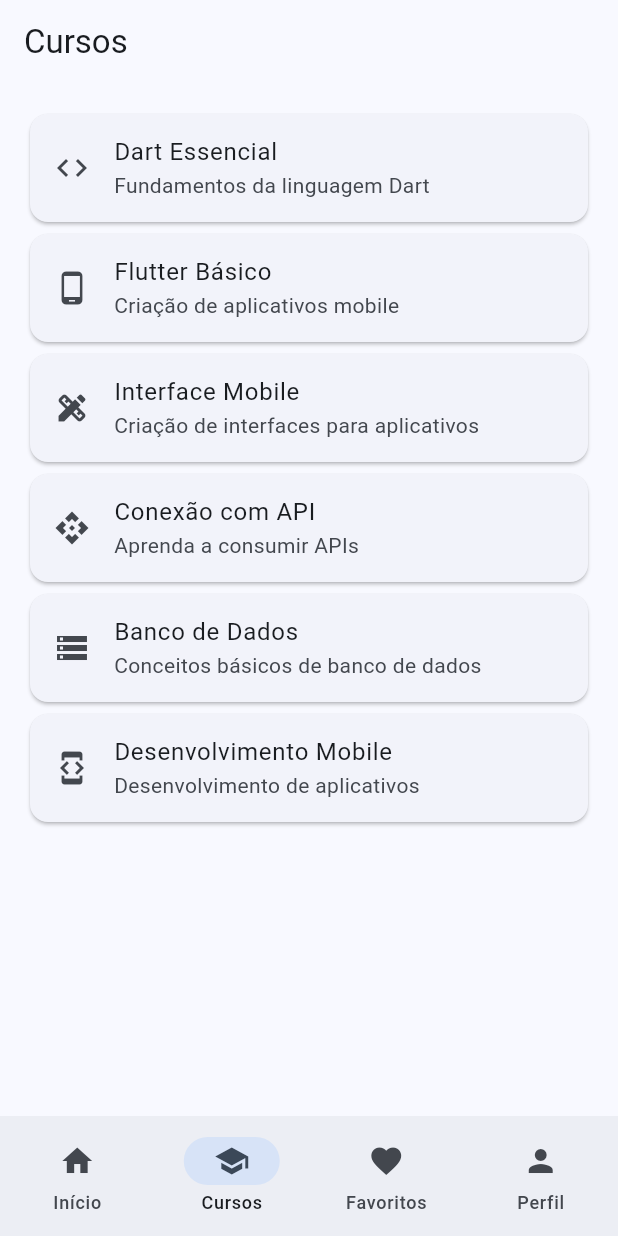
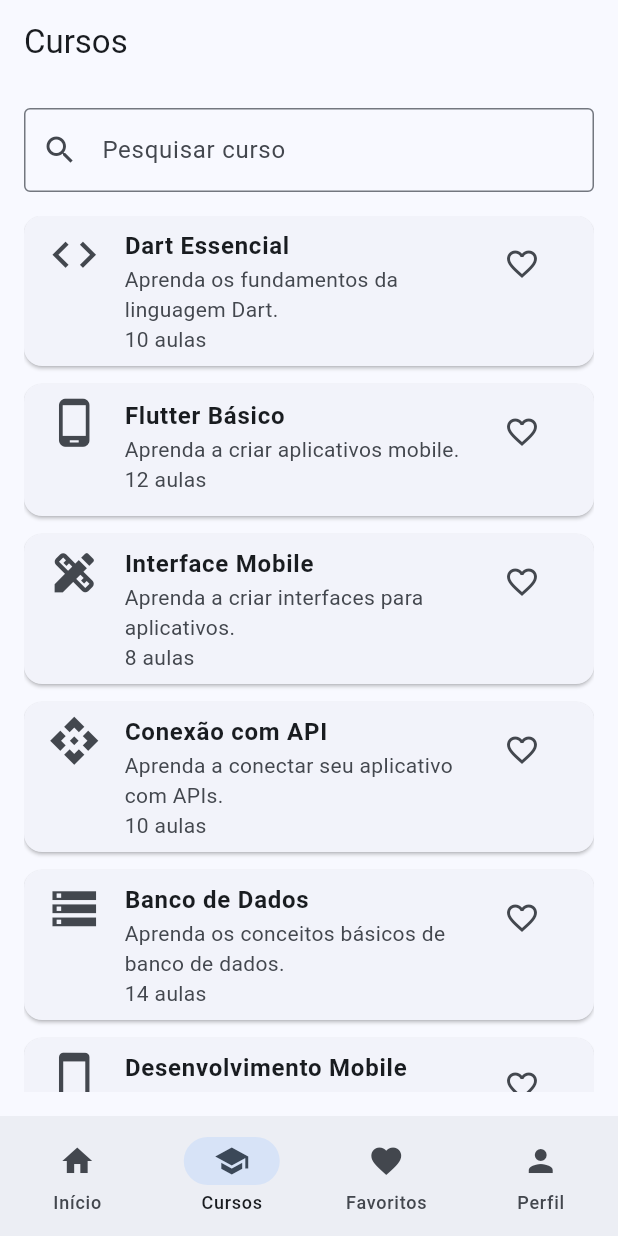
Before and after one commit to raul240/sistema_login_flutter, a Flutter app: the HomePage screen opened directly with empty values, item 2 of the bottom bar chosen, on a phone screen of 412 x 824 dp. Run offline on Flutter 3.47's test engine with Material 3 defaults, Android fonts, the light colour scheme and no system bars.

Commit message:
Atualiza projeto Atividade 06

```diff
--- a/lib/Dados_mock.dart
+++ b/lib/Dados_mock.dart
@@ -1,4 +1,61 @@
-final Map<String, String> usuariosMockados = {
-  'admin@teste.com': '123456',
-  'aluno@teste.com': '123456',
-};
+
+import 'package:flutter/material.dart';
+
+class Curso {
+  final String nome;
+  final String descricao;
+  final int quantidadeAulas;
+  final IconData icone;
+
+  Curso({
+    required this.nome,
+    required this.descricao,
+    required this.quantidadeAulas,
+    required this.icone,
+  });
+}
+
+final List<Curso> cursos = [
+  Curso(
+    nome: 'Dart Essencial',
+    descricao: 'Aprenda os fundamentos da linguagem Dart.',
+    quantidadeAulas: 10,
+    icone: Icons.code,
+  ),
+  Curso(
+    nome: 'Flutter Básico',
+    descricao: 'Aprenda a criar aplicativos mobile com Flutter.',
+    quantidadeAulas: 12,
+    icone: Icons.phone_android,
+  ),
+  Curso(
+    nome: 'Interface Mobile',
+    descricao: 'Aprenda a criar interfaces para aplicativos.',
+    quantidadeAulas: 8,
+    icone: Icons.design_services,
+  ),
+  Curso(
+    nome: 'Conexão com API',
+    descricao: 'Aprenda a conectar aplicativos com APIs.',
+    quantidadeAulas: 10,
+    icone: Icons.api,
+  ),
+  Curso(
+    nome: 'Banco de Dados',
+    descricao: 'Aprenda conceitos básicos de banco de dados.',
+    quantidadeAulas: 14,
+    icone: Icons.storage,
+  ),
+  Curso(
+    nome: 'Desenvolvimento Mobile',
+    descricao: 'Aprenda conceitos de desenvolvimento mobile.',
+    quantidadeAulas: 12,
+    icone: Icons.smartphone,
+  ),
+];
+
+List<Curso> favoritos = [
+  cursos[0],
+  cursos[1],
+  cursos[2],
+];
--- a/lib/pages/home_page.dart
+++ b/lib/pages/home_page.dart
@@ -21,6 +21,19 @@ class HomePage extends StatefulWidget {
 
 class _HomePageState extends State<HomePage> {
   int paginaSelecionada = 0;
+  final List<String> favoritos = [];
+
+  void alterarFavorito(String nomeCurso, bool adicionar) {
+    setState(() {
+      if (adicionar) {
+        if (!favoritos.contains(nomeCurso)) {
+          favoritos.add(nomeCurso);
+        }
+      } else {
+        favoritos.remove(nomeCurso);
+      }
+    });
+  }
 
   @override
   Widget build(BuildContext context) {
@@ -28,8 +41,13 @@ class _HomePageState extends State<HomePage> {
       InicioTela(
         nomeUsuario: widget.nomeUsuario,
       ),
-      const CursosTela(),
-      const FavoritosTela(),
+      CursosTela(
+        favoritos: favoritos,
+        onFavoritarAlterado: alterarFavorito,
+      ),
+      FavoritosTela(
+        favoritos: favoritos,
+      ),
       PerfilTela(
         nomeUsuario: widget.nomeUsuario,
         emailUsuario: widget.emailUsuario,
--- a/lib/service/api.service.dart
+++ b/lib/service/api.service.dart
@@ -8,7 +8,18 @@ class ApiService {
     required String email,
     required String senha,
   }) async {
+    if (email == 'teste@teste.com' && senha == '123456') {
+      return {
+        'sucesso': true,
+        'dados': {
+          'nome': 'Raul',
+          'email': 'teste@teste.com',
+        },
+      };
+    }
+
     final url = Uri.parse('$baseUrl/login');
+
     final dados = {
       'email': email,
       'senha': senha,
@@ -22,14 +33,19 @@ class ApiService {
       );
 
       Map<String, dynamic> resposta = {};
+
       if (response.body.isNotEmpty) {
-        final decoded = jsonDecode(utf8.decode(response.bodyBytes));
+        final decoded = jsonDecode(
+          utf8.decode(response.bodyBytes),
+        );
+
         if (decoded is Map) {
           resposta = Map<String, dynamic>.from(decoded);
         }
       }
 
-      if (response.statusCode >= 200 && response.statusCode < 300) {
+      if (response.statusCode >= 200 &&
+          response.statusCode < 300) {
         return {
           'sucesso': true,
           'dados': resposta,
@@ -38,7 +54,8 @@ class ApiService {
 
       return {
         'sucesso': false,
-        'mensagem': resposta['mensagem'] ?? 'E-mail ou senha incorretos',
+        'mensagem':
+            resposta['mensagem'] ?? 'E-mail ou senha incorretos',
       };
     } catch (_) {
       return {
@@ -54,6 +71,7 @@ class ApiService {
     required String senha,
   }) async {
     final url = Uri.parse('$baseUrl/cadastro');
+
     final dados = {
       'nome': nome,
       'email': email,
@@ -68,14 +86,19 @@ class ApiService {
       );
 
       Map<String, dynamic> resposta = {};
+
       if (response.body.isNotEmpty) {
-        final decoded = jsonDecode(utf8.decode(response.bodyBytes));
+        final decoded = jsonDecode(
+          utf8.decode(response.bodyBytes),
+        );
+
         if (decoded is Map) {
           resposta = Map<String, dynamic>.from(decoded);
         }
       }
 
-      if (response.statusCode >= 200 && response.statusCode < 300) {
+      if (response.statusCode >= 200 &&
+          response.statusCode < 300) {
         return {
           'sucesso': true,
           'dados': resposta,
@@ -84,7 +107,8 @@ class ApiService {
 
       return {
         'sucesso': false,
-        'mensagem': resposta['mensagem'] ?? 'Erro ao criar cadastro',
+        'mensagem':
+            resposta['mensagem'] ?? 'Erro ao criar cadastro',
       };
     } catch (_) {
       return {
--- a/lib/telas/cursos_tela.dart
+++ b/lib/telas/cursos_tela.dart
@@ -1,66 +1,145 @@
 import 'package:flutter/material.dart';
 
-class CursosTela extends StatelessWidget {
-  const CursosTela({super.key});
+class CursosTela extends StatefulWidget {
+  final List<String> favoritos;
+  final void Function(String nomeCurso, bool adicionar) onFavoritarAlterado;
+
+  const CursosTela({
+    super.key,
+    required this.favoritos,
+    required this.onFavoritarAlterado,
+  });
+
+  @override
+  State<CursosTela> createState() => _CursosTelaState();
+}
+
+class _CursosTelaState extends State<CursosTela> {
+  final TextEditingController pesquisaController =
+      TextEditingController();
+
+  final List<Map<String, dynamic>> cursos = [
+    {
+      'nome': 'Dart Essencial',
+      'descricao': 'Aprenda os fundamentos da linguagem Dart.',
+      'aulas': 10,
+      'icone': Icons.code,
+    },
+    {
+      'nome': 'Flutter Básico',
+      'descricao': 'Aprenda a criar aplicativos mobile.',
+      'aulas': 12,
+      'icone': Icons.phone_android,
+    },
+    {
+      'nome': 'Interface Mobile',
+      'descricao': 'Aprenda a criar interfaces para aplicativos.',
+      'aulas': 8,
+      'icone': Icons.design_services,
+    },
+    {
+      'nome': 'Conexão com API',
+      'descricao': 'Aprenda a conectar seu aplicativo com APIs.',
+      'aulas': 10,
+      'icone': Icons.api,
+    },
+    {
+      'nome': 'Banco de Dados',
+      'descricao': 'Aprenda os conceitos básicos de banco de dados.',
+      'aulas': 14,
+      'icone': Icons.storage,
+    },
+    {
+      'nome': 'Desenvolvimento Mobile',
+      'descricao': 'Aprenda conceitos de desenvolvimento mobile.',
+      'aulas': 12,
+      'icone': Icons.smartphone,
+    },
+  ];
+
+  String pesquisa = '';
+
+  @override
+  void dispose() {
+    pesquisaController.dispose();
+    super.dispose();
+  }
 
   @override
   Widget build(BuildContext context) {
+    final cursosFiltrados = cursos.where((curso) {
+      final nome = curso['nome'].toString().toLowerCase();
+
+      return nome.contains(pesquisa.toLowerCase());
+    }).toList();
+
     return Scaffold(
       appBar: AppBar(
         title: const Text('Cursos'),
       ),
-      body: ListView(
+      body: Padding(
         padding: const EdgeInsets.all(16),
-        children: const [
-          Card(
-            child: ListTile(
-              leading: Icon(Icons.code),
-              title: Text('Dart Essencial'),
-              subtitle: Text('Fundamentos da linguagem Dart'),
+        child: Column(
+          children: [
+            TextField(
+              controller: pesquisaController,
+              onChanged: (valor) {
+                setState(() {
+                  pesquisa = valor;
+                });
+              },
+              decoration: const InputDecoration(
+                labelText: 'Pesquisar curso',
+                hintText: 'Digite o nome do curso',
+                prefixIcon: Icon(Icons.search),
+                border: OutlineInputBorder(),
               ),
             ),
 
-          Card(
+            const SizedBox(height: 16),
+
+            Expanded(
+              child: ListView.builder(
+                itemCount: cursosFiltrados.length,
+                itemBuilder: (context, index) {
+                  final curso = cursosFiltrados[index];
+                  final nomeCurso = curso['nome'].toString();
+                  final estaFavoritado = widget.favoritos.contains(nomeCurso);
+
+                  return Card(
+                    margin: const EdgeInsets.only(bottom: 12),
                     child: ListTile(
-              leading: Icon(Icons.phone_android),
-              title: Text('Flutter Básico'),
-              subtitle: Text('Criação de aplicativos mobile'),
+                      leading: Icon(
+                        curso['icone'],
+                        size: 35,
+                      ),
+                      title: Text(
+                        nomeCurso,
+                        style: const TextStyle(
+                          fontWeight: FontWeight.bold,
                         ),
                       ),
-
-          Card(
-            child: ListTile(
-              leading: Icon(Icons.design_services),
-              title: Text('Interface Mobile'),
-              subtitle: Text('Criação de interfaces para aplicativos'),
+                      subtitle: Text(
+                        '${curso['descricao']}\n${curso['aulas']} aulas',
+                      ),
+                      isThreeLine: true,
+                      trailing: IconButton(
+                        onPressed: () {
+                          widget.onFavoritarAlterado(nomeCurso, !estaFavoritado);
+                        },
+                        icon: Icon(
+                          estaFavoritado ? Icons.favorite : Icons.favorite_border,
+                          color: estaFavoritado ? Colors.red : null,
                         ),
                       ),
-
-          Card(
-            child: ListTile(
-              leading: Icon(Icons.api),
-              title: Text('Conexão com API'),
-              subtitle: Text('Aprenda a consumir APIs'),
                     ),
-          ),
-
-          Card(
-            child: ListTile(
-              leading: Icon(Icons.storage),
-              title: Text('Banco de Dados'),
-              subtitle: Text('Conceitos básicos de banco de dados'),
-            ),
-          ),
-
-          Card(
-            child: ListTile(
-              leading: Icon(Icons.developer_mode),
-              title: Text('Desenvolvimento Mobile'),
-              subtitle: Text('Desenvolvimento de aplicativos'),
+                  );
+                },
               ),
             ),
           ],
         ),
+      ),
     );
   }
 }
```
Also changed, not shown: lib/pages/Login_page.dart (+2 -8 lines), lib/telas/favoritos_tela.dart (+30 -30 lines), lib/telas/inicio_tela.dart (+122 -0 lines), lib/widgets/curso_card.dart (+88 -0 lines). Lines whose indentation alone changed are shown as unchanged.
